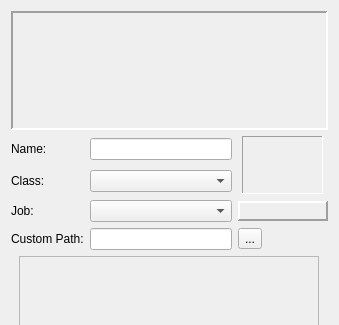
The window that ui/NewChar.ui (Fenrai/AradBuilder) describes before a commit, drawn with Qt 5; both pictures show x 0 to 339 and y 0 to 325 of the 339 by 495 pixel window.
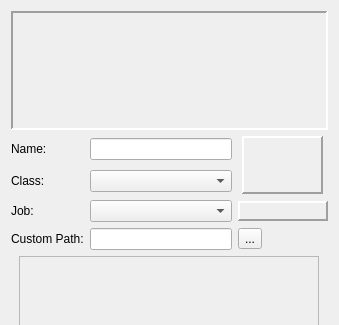
The same window after the commit.

Diff of the .ui file:
```diff
--- a/ui/NewChar.ui
+++ b/ui/NewChar.ui
@@ -75,7 +75,10 @@
         <enum>QFrame::Panel</enum>
        </property>
        <property name="frameShadow">
-        <enum>QFrame::Sunken</enum>
+        <enum>QFrame::Raised</enum>
+       </property>
+       <property name="lineWidth">
+        <number>2</number>
        </property>
        <property name="text">
         <string/>
```
